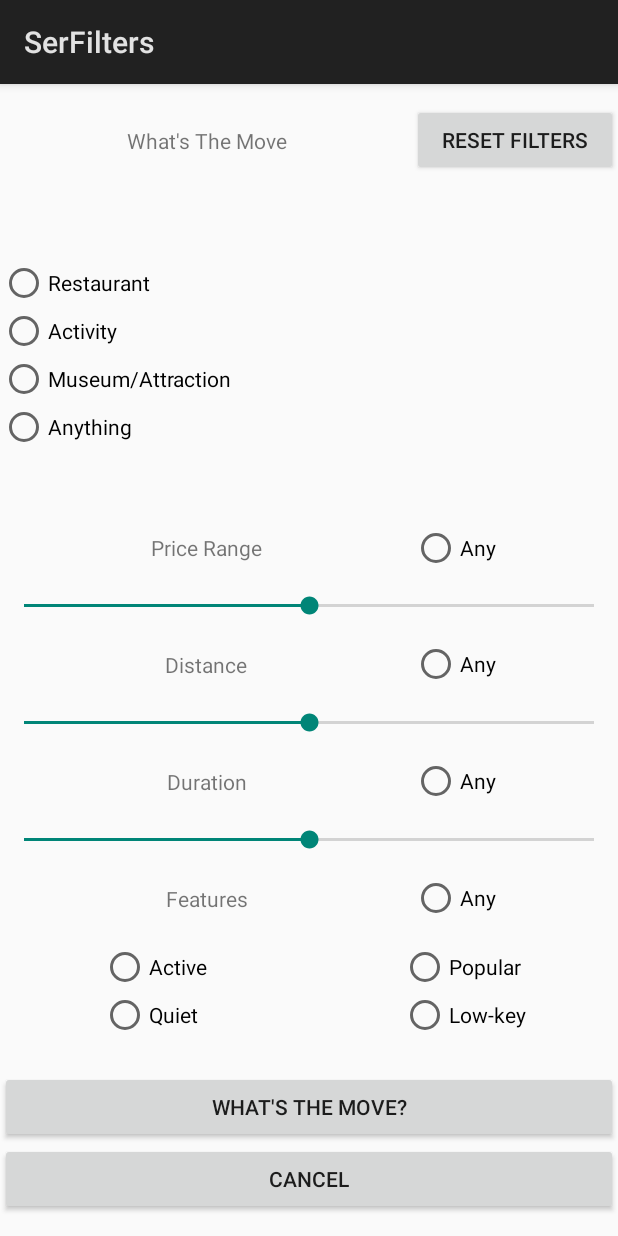
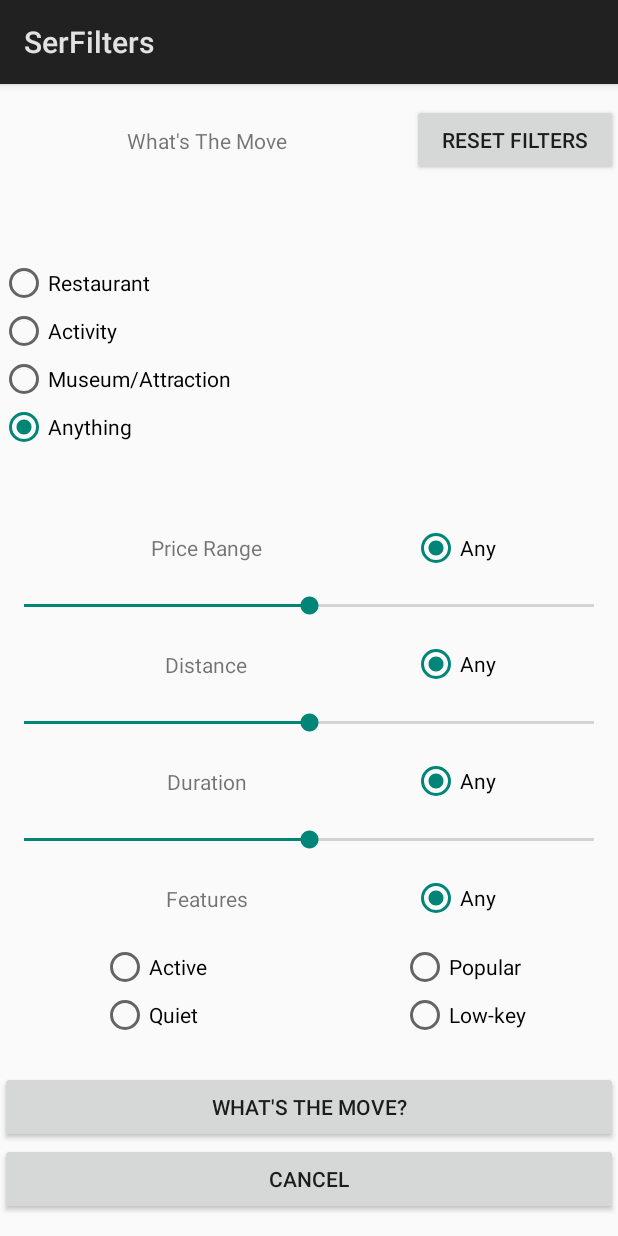
Before and after one commit to viyer5/WhatsTheMove, an Android app: the SetFiltersActivity screen opened directly, with no data from a screen before it, on a phone screen of 412 x 824 dp. Run offline under Robolectric (Android 15) with nearby library versions, the phone set to English and light mode, and no system bars.

Commit message:
Recommiting to avoid merge conflicts

```diff
--- a/app/src/main/java/edu/illinois/cs465/waterwedoing/whatsthemove/SetFiltersActivity.java
+++ b/app/src/main/java/edu/illinois/cs465/waterwedoing/whatsthemove/SetFiltersActivity.java
@@ -3,13 +3,23 @@ package edu.illinois.cs465.waterwedoing.whatsthemove;
 import android.app.Activity;
 import android.content.Intent;
 import android.os.Bundle;
+import android.provider.MediaStore;
 import android.view.View;
 import android.widget.Button;
+import android.widget.RadioButton;
+import android.widget.SeekBar;
+import android.widget.Toast;
 
 public class SetFiltersActivity extends Activity implements View.OnClickListener {
     private Button whatsTheMove;
     private Button cancel;
     private Button resetFilter;
+    private SeekBar priceRange;
+    private SeekBar distance;
+    private SeekBar duration;
+    private RadioButton pRangeAnyButton;
+    private RadioButton distanceRangeAnyButton;
+    private RadioButton durationRangeAnyButton;
 
     @Override
     protected void onCreate(Bundle savedInstanceState) {
@@ -22,6 +32,75 @@ public class SetFiltersActivity extends Activity implements View.OnClickListener
         cancel.setOnClickListener(this);
         resetFilter = (Button) findViewById(R.id.resetFilter);
         resetFilter.setOnClickListener(this);
+        pRangeAnyButton = (RadioButton) findViewById(R.id.RadioButtonPriceRange);
+
+
+        priceRange = (SeekBar) findViewById(R.id.seekaBarPriceRange);
+        priceRange.setOnSeekBarChangeListener(new SeekBar.OnSeekBarChangeListener() {
+            int progressVal = 0;
+            @Override
+            public void onProgressChanged(SeekBar seekBar, int progress, boolean fromUser) {
+                progressVal = progress;
+                pRangeAnyButton.setChecked(false);
+                Toast.makeText(getApplicationContext(), "Set a value between 0 to 100$", Toast.LENGTH_SHORT).show();
+            }
+
+            @Override
+            public void onStartTrackingTouch(SeekBar seekBar) {
+
+            }
+
+            @Override
+            public void onStopTrackingTouch(SeekBar seekBar) {
+                String output = "Price Range is Set To: " + progressVal + " $";
+                Toast.makeText(getApplicationContext(), output, Toast.LENGTH_LONG).show();
+            }
+        });
+
+        distanceRangeAnyButton = (RadioButton) findViewById(R.id.RadioButtonDistanceRange);
+        distance = (SeekBar) findViewById(R.id.seekaBarDistance);
+        distance.setOnSeekBarChangeListener(new SeekBar.OnSeekBarChangeListener() {
+            int progressVal = 0;
+            @Override
+            public void onProgressChanged(SeekBar seekBar, int progress, boolean fromUser) {
+                progressVal = progress;
+                distanceRangeAnyButton.setChecked(false);
+                Toast.makeText(getApplicationContext(), "Set a value between 0 mi to 30 mi", Toast.LENGTH_SHORT).show();
+            }
+
+            @Override
+            public void onStartTrackingTouch(SeekBar seekBar) {
+
+            }
+
+            @Override
+            public void onStopTrackingTouch(SeekBar seekBar) {
+                String output = "Distance Range is Set To: " + progressVal + " miles";
+                Toast.makeText(getApplicationContext(), output, Toast.LENGTH_LONG).show();
+            }
+        });
+        durationRangeAnyButton = (RadioButton) findViewById(R.id.RadioButtonDurationRange);
+        duration = (SeekBar)findViewById(R.id.seekaBarDuration);
+        duration.setOnSeekBarChangeListener(new SeekBar.OnSeekBarChangeListener() {
+            int progressVal = 0;
+            @Override
+            public void onProgressChanged(SeekBar seekBar, int progress, boolean fromUser) {
+                progressVal = progress;
+                durationRangeAnyButton.setChecked(false);
+                Toast.makeText(getApplicationContext(), "Set a value between 0 hour to 12 hours", Toast.LENGTH_SHORT).show();
+            }
+
+            @Override
+            public void onStartTrackingTouch(SeekBar seekBar) {
+
+            }
+
+            @Override
+            public void onStopTrackingTouch(SeekBar seekBar) {
+                String output = "Duration Range is Set To: " + progressVal + " hours";
+                Toast.makeText(getApplicationContext(), output, Toast.LENGTH_LONG).show();
+            }
+        });
 
     }
 
--- a/app/src/main/res/layout/activity_set_filters.xml
+++ b/app/src/main/res/layout/activity_set_filters.xml
@@ -55,6 +55,7 @@
                 android:text="Museum/Attraction" />
 
             <RadioButton
+                android:checked="true"
                 android:layout_width="wrap_content"
                 android:layout_height="wrap_content"
                 android:text="Anything" />
@@ -86,6 +87,8 @@
                 android:text="Price Range" />
 
             <RadioButton
+                android:id="@+id/RadioButtonPriceRange"
+                android:checked="true"
                 android:layout_width="match_parent"
                 android:layout_height="wrap_content"
                 android:layout_weight="2"
@@ -101,6 +104,7 @@
             android:orientation="vertical">
 
             <SeekBar
+                android:id="@+id/seekaBarPriceRange"
                 android:layout_width="match_parent"
                 android:layout_height="wrap_content"
                 android:max="100"
@@ -135,6 +139,8 @@
                 android:gravity="center" />
 
             <RadioButton
+                android:id="@+id/RadioButtonDistanceRange"
+                android:checked="true"
                 android:layout_width="match_parent"
                 android:layout_height="wrap_content"
                 android:text="Any"
@@ -150,11 +156,12 @@
             android:gravity="center">
 
             <SeekBar
+                android:id="@+id/seekaBarDistance"
                 android:layout_width="match_parent"
                 android:layout_height="wrap_content"
-                android:max="100"
+                android:max="30"
                 android:min="0"
-                android:progress="50"/>
+                android:progress="15"/>
 
         </LinearLayout>
 
@@ -184,6 +191,8 @@
                 android:gravity="center" />
 
             <RadioButton
+                android:id="@+id/RadioButtonDurationRange"
+                android:checked="true"
                 android:layout_width="match_parent"
                 android:layout_height="wrap_content"
                 android:text="Any"
@@ -199,11 +208,12 @@
             android:gravity="center">
 
             <SeekBar
+                android:id="@+id/seekaBarDuration"
                 android:layout_width="match_parent"
                 android:layout_height="wrap_content"
-                android:max="100"
+                android:max="12"
                 android:min="0"
-                android:progress="50"/>
+                android:progress="6"/>
 
         </LinearLayout>
 
@@ -234,6 +244,7 @@
                 android:gravity="center" />
 
             <RadioButton
+                android:checked="true"
                 android:layout_width="match_parent"
                 android:layout_height="wrap_content"
                 android:text="Any"
```
